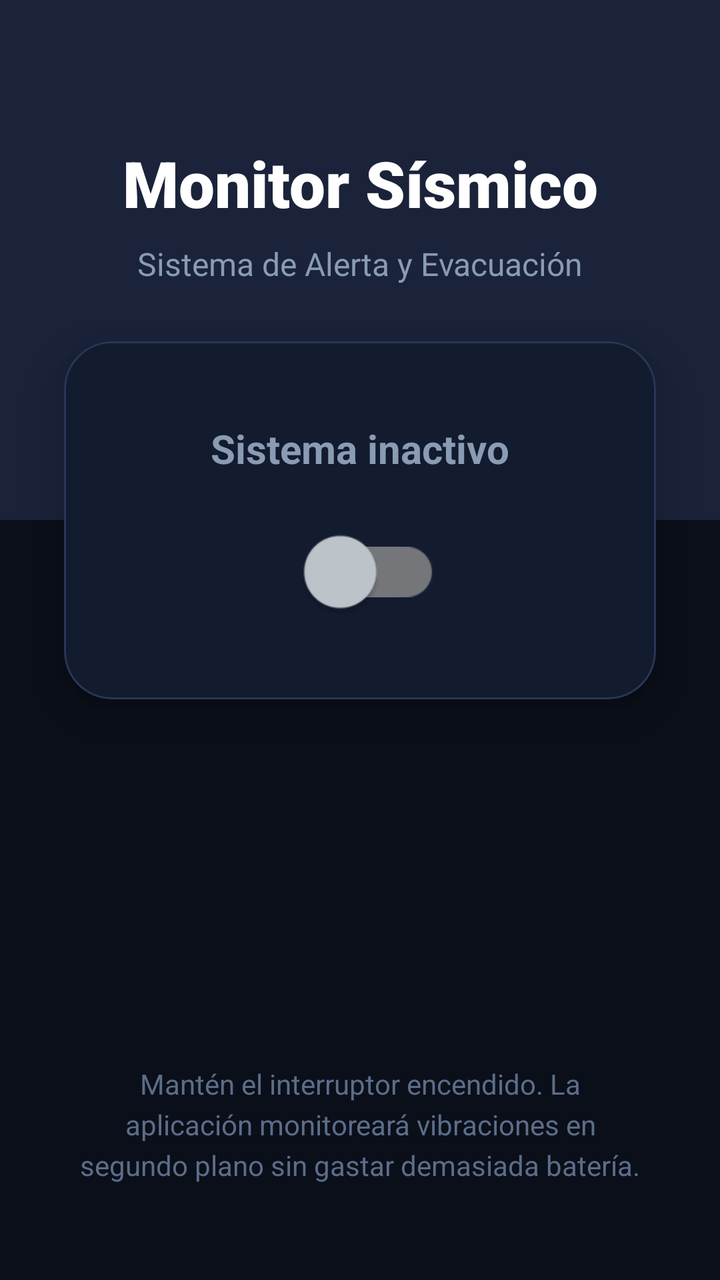
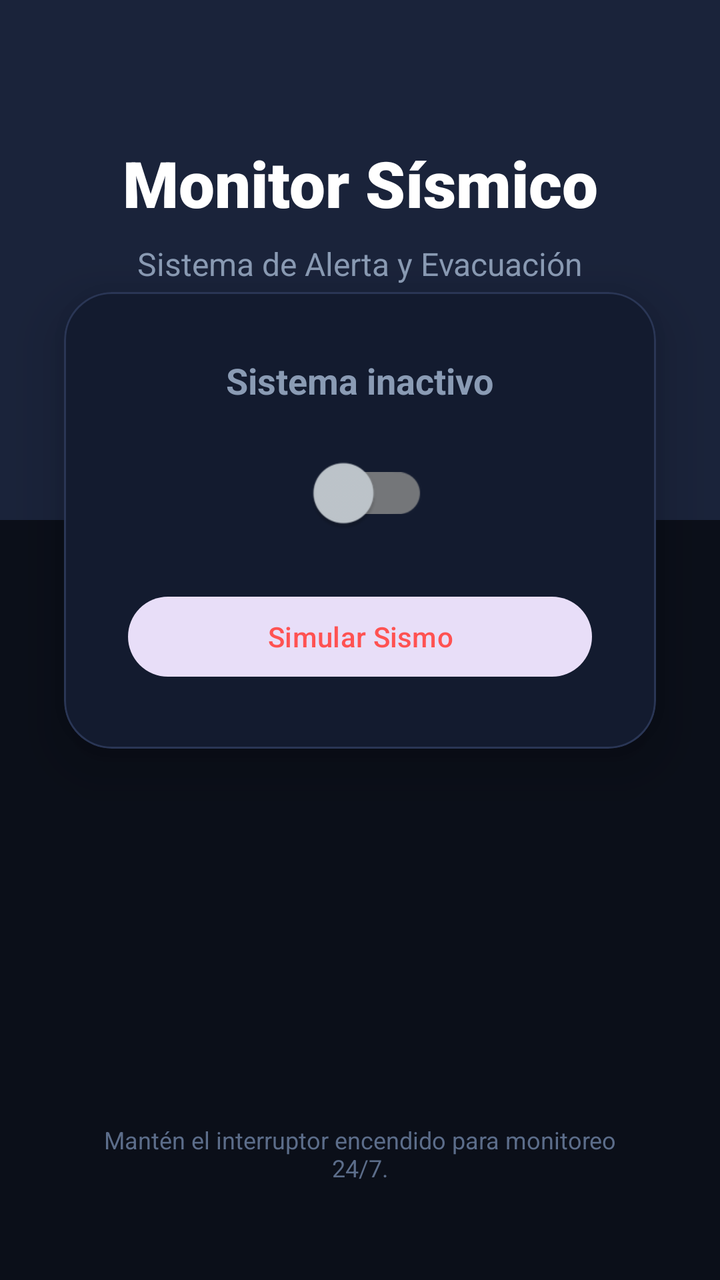

The first picture is an Android layout as it rendered before a commit; the second is the same layout after the commit. The layout source and the unified diff follow.
<!-- AndroidManifest.xml: application theme Theme.MyApplication -->
<!-- res/layout/activity_main.xml -->
<?xml version="1.0" encoding="utf-8"?>
<androidx.constraintlayout.widget.ConstraintLayout
    xmlns:android="http://schemas.android.com/apk/res/android"
    xmlns:app="http://schemas.android.com/apk/res-auto"
    android:layout_width="match_parent"
    android:layout_height="match_parent"
    android:background="#0B0F19">

    
    <View
        android:id="@+id/headerBg"
        android:layout_width="match_parent"
        android:layout_height="260dp"
        android:background="#1A233A"
        app:layout_constraintTop_toTopOf="parent" />

    
    <TextView
        android:id="@+id/tituloApp"
        android:layout_width="wrap_content"
        android:layout_height="wrap_content"
        android:layout_marginTop="70dp"
        android:fontFamily="sans-serif-black"
        android:text="Monitor Sísmico"
        android:textColor="#FFFFFF"
        android:textSize="32sp"
        app:layout_constraintEnd_toEndOf="parent"
        app:layout_constraintStart_toStartOf="parent"
        app:layout_constraintTop_toTopOf="parent" />

    
    <TextView
        android:id="@+id/subtituloApp"
        android:layout_width="wrap_content"
        android:layout_height="wrap_content"
        android:layout_marginTop="8dp"
        android:text="Sistema de Alerta y Evacuación"
        android:textColor="#8A9BB4"
        android:textSize="16sp"
        app:layout_constraintEnd_toEndOf="parent"
        app:layout_constraintStart_toStartOf="parent"
        app:layout_constraintTop_toBottomOf="@+id/tituloApp" />

    
    <com.google.android.material.card.MaterialCardView
        android:layout_width="match_parent"
        android:layout_height="wrap_content"
        android:layout_marginHorizontal="32dp"
        app:cardBackgroundColor="#131B2F"
        app:cardCornerRadius="24dp"
        app:cardElevation="16dp"
        app:strokeColor="#2A3655"
        app:strokeWidth="1dp"
        app:layout_constraintBottom_toBottomOf="@+id/headerBg"
        app:layout_constraintTop_toBottomOf="@+id/headerBg"
        app:layout_constraintEnd_toEndOf="parent"
        app:layout_constraintStart_toStartOf="parent">

        <LinearLayout
            android:layout_width="match_parent"
            android:layout_height="wrap_content"
            android:gravity="center"
            android:orientation="vertical"
            android:padding="40dp">

            <TextView
                android:id="@+id/textoEstado"
                android:layout_width="wrap_content"
                android:layout_height="wrap_content"
                android:layout_marginBottom="24dp"
                android:text="Sistema inactivo"
                android:textColor="#8A9BB4"
                android:textSize="20sp"
                android:textStyle="bold" />

            <com.google.android.material.switchmaterial.SwitchMaterial
                android:id="@+id/switchMonitoreo"
                android:layout_width="wrap_content"
                android:layout_height="wrap_content"
                android:scaleX="1.8"
                android:scaleY="1.8"
                app:thumbTint="@color/material_dynamic_neutral_variant80"
                app:trackTint="@color/material_dynamic_neutral50" />

        </LinearLayout>
    </com.google.android.material.card.MaterialCardView>

    
    <TextView
        android:layout_width="match_parent"
        android:layout_height="wrap_content"
        android:layout_marginHorizontal="40dp"
        android:layout_marginBottom="48dp"
        android:gravity="center"
        android:text="Mantén el interruptor encendido. La aplicación monitoreará vibraciones en segundo plano sin gastar demasiada batería."
        android:textColor="#5C6D8A"
        android:textSize="14sp"
        android:lineSpacingExtra="4dp"
        app:layout_constraintBottom_toBottomOf="parent"
        app:layout_constraintEnd_toEndOf="parent"
        app:layout_constraintStart_toStartOf="parent" />

</androidx.constraintlayout.widget.ConstraintLayout>
<!-- resources referenced by this layout -->
<resources>
  <style name="Theme.MyApplication" parent="Base.Theme.MyApplication" />
  <style name="Base.Theme.MyApplication" parent="Theme.Material3.DayNight.NoActionBar">
          
          
      </style>
</resources>

<!-- the commit's change to res/layout/activity_main.xml (unified diff, before → after) -->
@@ -6,7 +6,6 @@
     android:layout_height="match_parent"
     android:background="#0B0F19">
 
-    
     <View
         android:id="@+id/headerBg"
         android:layout_width="match_parent"
@@ -14,7 +13,6 @@
         android:background="#1A233A"
         app:layout_constraintTop_toTopOf="parent" />
 
-    
     <TextView
         android:id="@+id/tituloApp"
         android:layout_width="wrap_content"
@@ -28,7 +26,6 @@
         app:layout_constraintStart_toStartOf="parent"
         app:layout_constraintTop_toTopOf="parent" />
 
-    
     <TextView
         android:id="@+id/subtituloApp"
         android:layout_width="wrap_content"
@@ -41,7 +38,6 @@
         app:layout_constraintStart_toStartOf="parent"
         app:layout_constraintTop_toBottomOf="@+id/tituloApp" />
 
-    
     <com.google.android.material.card.MaterialCardView
         android:layout_width="match_parent"
         android:layout_height="wrap_content"
@@ -61,43 +57,49 @@
             android:layout_height="wrap_content"
             android:gravity="center"
             android:orientation="vertical"
-            android:padding="40dp">
+            android:padding="32dp">
 
             <TextView
                 android:id="@+id/textoEstado"
                 android:layout_width="wrap_content"
                 android:layout_height="wrap_content"
-                android:layout_marginBottom="24dp"
+                android:layout_marginBottom="20dp"
                 android:text="Sistema inactivo"
                 android:textColor="#8A9BB4"
-                android:textSize="20sp"
+                android:textSize="18sp"
                 android:textStyle="bold" />
 
             <com.google.android.material.switchmaterial.SwitchMaterial
                 android:id="@+id/switchMonitoreo"
                 android:layout_width="wrap_content"
                 android:layout_height="wrap_content"
-                android:scaleX="1.8"
-                android:scaleY="1.8"
+                android:scaleX="1.5"
+                android:scaleY="1.5"
                 app:thumbTint="@color/material_dynamic_neutral_variant80"
                 app:trackTint="@color/material_dynamic_neutral50" />
+
+            <com.google.android.material.button.MaterialButton
+                android:id="@+id/btnSimular"
+                style="@style/Widget.Material3.Button.TonalButton"
+                android:layout_width="match_parent"
+                android:layout_height="wrap_content"
+                android:layout_marginTop="24dp"
+                android:text="Simular Sismo"
+                android:textColor="#FF5252"
+                app:rippleColor="#40FF5252" />
 
         </LinearLayout>
     </com.google.android.material.card.MaterialCardView>
 
-    
     <TextView
         android:layout_width="match_parent"
         android:layout_height="wrap_content"
         android:layout_marginHorizontal="40dp"
         android:layout_marginBottom="48dp"
         android:gravity="center"
-        android:text="Mantén el interruptor encendido. La aplicación monitoreará vibraciones en segundo plano sin gastar demasiada batería."
+        android:text="Mantén el interruptor encendido para monitoreo 24/7."
         android:textColor="#5C6D8A"
-        android:textSize="14sp"
-        android:lineSpacingExtra="4dp"
-        app:layout_constraintBottom_toBottomOf="parent"
-        app:layout_constraintEnd_toEndOf="parent"
-        app:layout_constraintStart_toStartOf="parent" />
+        android:textSize="12sp"
+        app:layout_constraintBottom_toBottomOf="parent" />
 
 </androidx.constraintlayout.widget.ConstraintLayout>
